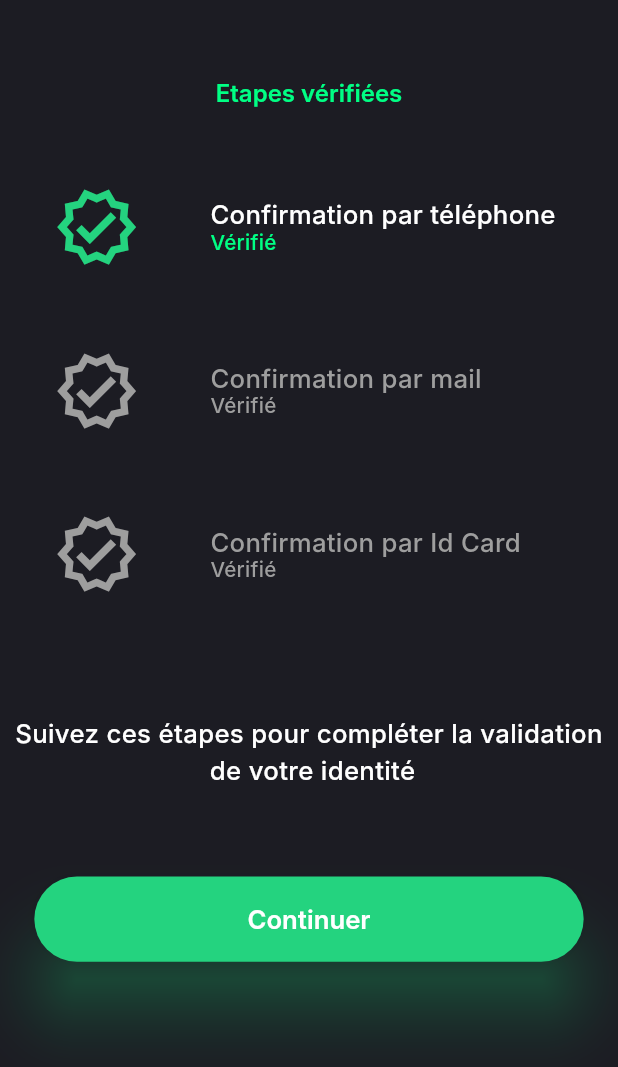
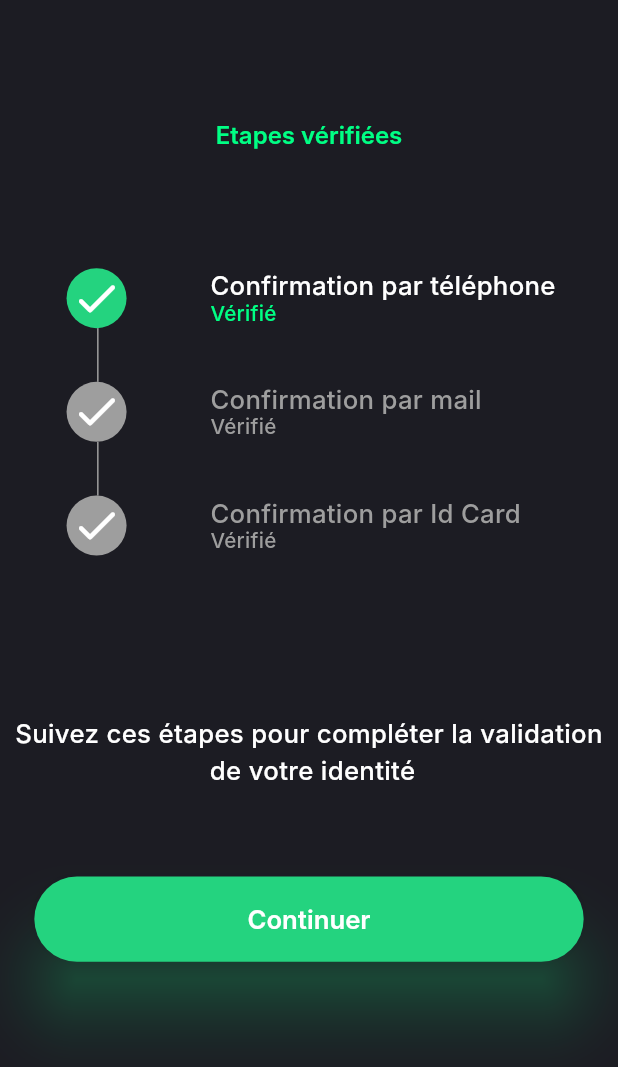
Before and after one commit to Zidoun-Abdou/IdVerificationApp, a Flutter app: the Steps screen opened directly with empty values, on a phone screen of 412 x 824 dp, the part 169-1236 px from its top. Run offline on Flutter 3.47's test engine with Material 2 defaults, Android fonts, the phone set to English and light mode, and no system bars; our stand-ins replace camera, connectivity_plus, file_picker, firebase_core, firebase_messaging, flip_card and 11 more; missing offline and left inert: barcode_scan2, dmrtd, get_ip_address, syncfusion_flutter_pdfviewer; accounts and stored records are empty; Roboto replaces fonts that are missing (Inter).

Commit message:
some modification in user experience

```diff
--- a/lib/pages/register.dart
+++ b/lib/pages/register.dart
@@ -71,7 +71,7 @@ class _RegisterState extends State<Register> {
                               children: [
                                 Icon(Icons.person_outline_outlined),
                                 Text(
-                                  ' Mon compt',
+                                  ' Mon compte',
                                   style: TextStyle(
                                     color: Colors.white,
                                     fontSize: 13.sp,
@@ -117,7 +117,7 @@ class _RegisterState extends State<Register> {
                           height: 20.h,
                         ),
                         Text(
-                          "By registering, you agree to our Terms of Use, Learn\nhow we collect, use and share your data ",
+                          "En vous inscrivant, vous acceptez nos conditions\nd'utilisation. Découvrez comment nous collectons,\nutilisons et partageons vos données.",
                           textAlign: TextAlign.center,
                           style: TextStyle(
                             color: Colors.grey[700],
--- a/lib/pages/steps.dart
+++ b/lib/pages/steps.dart
@@ -65,15 +65,20 @@ class _StepsState extends State<Steps> {
                             fontWeight: FontWeight.w600,
                           ),
                         ),
+                        Column(
+                          children: [
                             Row(
                               mainAxisAlignment: MainAxisAlignment.center,
                               children: [
                                 Expanded(
                                   flex: 1,
+                                  child: CircleAvatar(
+                                    backgroundColor: color3,
                                     child: Icon(
-                                Icons.verified_outlined,
-                                color: color3,
-                                size: 50.sp,
+                                      Icons.check_rounded,
+                                      color: Colors.white,
+                                      size: 30.sp,
+                                    ),
                                   ),
                                 ),
                                 SizedBox(
@@ -110,18 +115,36 @@ class _StepsState extends State<Steps> {
                                 )
                               ],
                             ),
+                            Align(
+                              alignment: Alignment.centerLeft,
+                              child: Container(
+                                height: 30.h,
+                                padding: EdgeInsets.only(left: 30.w),
+                                child: VerticalDivider(
+                                  color: Colors.grey,
+                                  thickness: 1,
+                                ),
+                              ),
+                            ),
                             Row(
                               mainAxisAlignment: MainAxisAlignment.center,
                               children: [
                                 Expanded(
                                   flex: 1,
+                                  child: CircleAvatar(
+                                    backgroundColor:
+                                        // prefs.containsKey('mail').toString() ==
+                                        //         "null"
+                                        // ? Colors.grey
+                                        //     : color3
+                                        prefs.containsKey('mail')
+                                            ? color3
+                                            : Colors.grey,
                                     child: Icon(
-                                Icons.verified_outlined,
-                                color:
-                                    prefs.getString('mail').toString() == "null"
-                                        ? Colors.grey
-                                        : color3,
-                                size: 50.sp,
+                                      Icons.check_rounded,
+                                      color: Colors.white,
+                                      size: 30.sp,
+                                    ),
                                   ),
                                 ),
                                 SizedBox(
@@ -135,12 +158,11 @@ class _StepsState extends State<Steps> {
                                         TextSpan(
                                           text: 'Confirmation par mail\n',
                                           style: TextStyle(
-                                        color: prefs
-                                                    .getString('mail')
-                                                    .toString() ==
-                                                "null"
-                                            ? Colors.grey
-                                            : Colors.white,
+                                            color: // prefs.containsKey('mail').toString() ==
+                                                //         "null"
+                                                prefs.containsKey('mail')
+                                                    ? Colors.white
+                                                    : Colors.grey,
                                             fontSize: 15.sp,
                                             fontFamily: 'Inter',
                                             fontWeight: FontWeight.w500,
@@ -150,12 +172,11 @@ class _StepsState extends State<Steps> {
                                         TextSpan(
                                           text: 'Vérifié',
                                           style: TextStyle(
-                                        color: prefs
-                                                    .getString('mail')
-                                                    .toString() ==
-                                                "null"
-                                            ? Colors.grey
-                                            : color3,
+                                            color: // prefs.containsKey('mail').toString() ==
+                                                //         "null"
+                                                prefs.containsKey('mail')
+                                                    ? color3
+                                                    : Colors.grey,
                                             fontSize: 12.sp,
                                             fontFamily: 'Inter',
                                             fontWeight: FontWeight.w500,
@@ -165,21 +186,36 @@ class _StepsState extends State<Steps> {
                                       ],
                                     ),
                                   ),
-                            )
+                                ),
                               ],
+                            ),
+                            Align(
+                              alignment: Alignment.centerLeft,
+                              child: Container(
+                                height: 30.h,
+                                padding: EdgeInsets.only(left: 30.w),
+                                child: VerticalDivider(
+                                  color: Colors.grey,
+                                  thickness: 1,
+                                ),
+                              ),
                             ),
                             Row(
                               mainAxisAlignment: MainAxisAlignment.center,
                               children: [
                                 Expanded(
                                   flex: 1,
+                                  child: CircleAvatar(
+                                    backgroundColor:
+                                        // prefs.getBool('visage') == true
+                                        prefs.containsKey("visage")
+                                            ? color3
+                                            : Colors.grey,
                                     child: Icon(
-                                Icons.verified_outlined,
-                                color: prefs.getString('idinfos').toString() ==
-                                        "null"
-                                    ? Colors.grey
-                                    : color3,
-                                size: 50.sp,
+                                      Icons.check_rounded,
+                                      color: Colors.white,
+                                      size: 30.sp,
+                                    ),
                                   ),
                                 ),
                                 SizedBox(
@@ -193,12 +229,11 @@ class _StepsState extends State<Steps> {
                                         TextSpan(
                                           text: 'Confirmation par Id Card\n',
                                           style: TextStyle(
-                                        color: prefs
-                                                    .getString('idinfos')
-                                                    .toString() ==
-                                                "null"
-                                            ? Colors.grey
-                                            : Colors.white,
+                                            color:
+                                                // prefs.getBool('visage') == true
+                                                prefs.containsKey("visage")
+                                                    ? Colors.white
+                                                    : Colors.grey,
                                             fontSize: 15.sp,
                                             fontFamily: 'Inter',
                                             fontWeight: FontWeight.w500,
@@ -208,12 +243,11 @@ class _StepsState extends State<Steps> {
                                         TextSpan(
                                           text: 'Vérifié',
                                           style: TextStyle(
-                                        color: prefs
-                                                    .getString('idinfos')
-                                                    .toString() ==
-                                                "null"
-                                            ? Colors.grey
-                                            : color3,
+                                            color:
+                                                // prefs.getBool('visage') == true
+                                                prefs.containsKey("visage")
+                                                    ? color3
+                                                    : Colors.grey,
                                             fontSize: 12.sp,
                                             fontFamily: 'Inter',
                                             fontWeight: FontWeight.w500,
@@ -224,6 +258,8 @@ class _StepsState extends State<Steps> {
                                     ),
                                   ),
                                 )
+                              ],
+                            ),
                           ],
                         ),
                       ],
@@ -256,8 +292,7 @@ class _StepsState extends State<Steps> {
                                   builder: (context) => Email(
                                         token: widget.token,
                                       )));
-                            } else if (prefs.getString('idinfos').toString() ==
-                                "null") {
+                            } else if (prefs.getBool('visage') != true) {
                               Navigator.of(context).push(MaterialPageRoute(
                                   builder: (context) => IdCards()));
                             } else if (prefs.getString('idinfos').toString() !=
```
Also changed, not shown: lib/pages/confirm_mail.dart (+23 -12 lines), lib/pages/email.dart (+11 -10 lines), lib/pages/otp.dart (+6 -3 lines), lib/pages/phone.dart (+20 -21 lines), lib/pages/verify_face.dart (+7 -1 lines), lib/pages/verso.dart (+7 -2 lines). Lines whose indentation alone changed are shown as unchanged.
